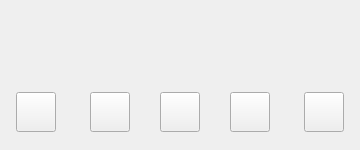
deeffest/Youtube-Music-Desktop-Player, file core/ui/mini_player_dialog.ui: the form before one commit.
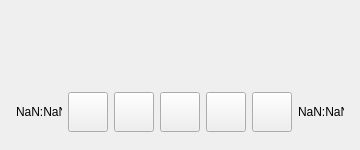
The form after the commit. Icons and pictures are not drawn. Custom widgets are drawn as their Qt base class.

Patch:
```diff
--- a/core/ui/mini_player_dialog.ui
+++ b/core/ui/mini_player_dialog.ui
@@ -166,7 +166,7 @@
    <item>
     <layout class="QHBoxLayout" name="horizontalLayout_3">
      <property name="spacing">
-      <number>30</number>
+      <number>6</number>
      </property>
      <property name="leftMargin">
       <number>16</number>
@@ -180,6 +180,57 @@
      <property name="bottomMargin">
       <number>18</number>
      </property>
+     <item>
+      <widget class="BodyLabel" name="BodyLabel">
+       <property name="styleSheet">
+        <string notr="true">FluentLabelBase {
+    color: black;
+}
+
+HyperlinkLabel {
+    color: #009faa;
+    border: none;
+    background-color: transparent;
+    text-align: left;
+    padding: 0;
+    margin: 0;
+}
+
+HyperlinkLabel[underline=true] {
+    text-decoration: underline;
+}
+
+HyperlinkLabel[underline=false] {
+    text-decoration: none;
+}
+
+HyperlinkLabel:hover {
+    color: #007780;
+}
+
+HyperlinkLabel:pressed {
+    color: #00a7b3;
+}
+FluentLabelBase{color:lightgray}</string>
+       </property>
+       <property name="text">
+        <string>NaN:NaN</string>
+       </property>
+      </widget>
+     </item>
+     <item>
+      <spacer name="horizontalSpacer">
+       <property name="orientation">
+        <enum>Qt::Horizontal</enum>
+       </property>
+       <property name="sizeHint" stdset="0">
+        <size>
+         <width>40</width>
+         <height>20</height>
+        </size>
+       </property>
+      </spacer>
+     </item>
      <item>
       <widget class="TransparentToolButton" name="dislike_button">
        <property name="minimumSize">
@@ -309,19 +360,6 @@
        </property>
       </widget>
      </item>
-     <item>
-      <spacer name="horizontalSpacer_4">
-       <property name="orientation">
-        <enum>Qt::Horizontal</enum>
-       </property>
-       <property name="sizeHint" stdset="0">
-        <size>
-         <width>40</width>
-         <height>20</height>
-        </size>
-       </property>
-      </spacer>
-     </item>
      <item>
       <widget class="TransparentToolButton" name="like_button">
        <property name="minimumSize">
@@ -351,6 +389,57 @@
        </property>
       </widget>
      </item>
+     <item>
+      <spacer name="horizontalSpacer_3">
+       <property name="orientation">
+        <enum>Qt::Horizontal</enum>
+       </property>
+       <property name="sizeHint" stdset="0">
+        <size>
+         <width>40</width>
+         <height>20</height>
+        </size>
+       </property>
+      </spacer>
+     </item>
+     <item>
+      <widget class="BodyLabel" name="BodyLabel_2">
+       <property name="styleSheet">
+        <string notr="true">FluentLabelBase {
+    color: black;
+}
+
+HyperlinkLabel {
+    color: #009faa;
+    border: none;
+    background-color: transparent;
+    text-align: left;
+    padding: 0;
+    margin: 0;
+}
+
+HyperlinkLabel[underline=true] {
+    text-decoration: underline;
+}
+
+HyperlinkLabel[underline=false] {
+    text-decoration: none;
+}
+
+HyperlinkLabel:hover {
+    color: #007780;
+}
+
+HyperlinkLabel:pressed {
+    color: #00a7b3;
+}
+FluentLabelBase{color:lightgray}</string>
+       </property>
+       <property name="text">
+        <string>NaN:NaN</string>
+       </property>
+      </widget>
+     </item>
     </layout>
    </item>
   </layout>
```
Left out of the diff: 13 changed lines with no effect on the pictures.
